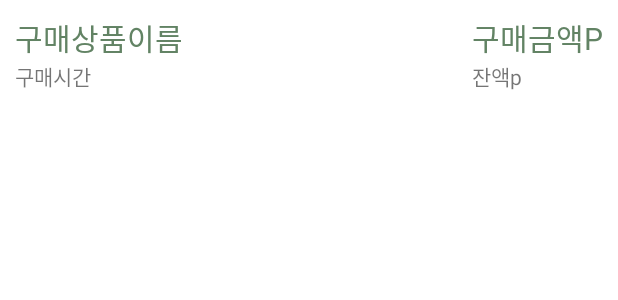
After one commit to dump-it/DumpIt, an Android app: the layout buylist_custom.xml on its own in the app's theme, with its tools: preview values and no code run, on a phone screen of 412 x 824 dp. The commit adds this screen. Shown: the top 300 px of the screen. Run offline under Robolectric (Android 15) with nearby library versions, the phone set to English and light mode, and no system bars.

Commit message:
gomin_상품구매목록

```diff
--- a/app/src/main/java/com/dumpit/ffff/Map.java
+++ b/app/src/main/java/com/dumpit/ffff/Map.java
@@ -165,9 +165,6 @@ class PlaceAdapter extends BaseAdapter {
         mLayoutInflater = LayoutInflater.from(mContext);
     }
 
-    public void addItem(PlaceData item) {
-        data.add(item);
-    }
 
     @Override
     public int getCount() {
--- a/app/src/main/java/com/dumpit/ffff/MarketItemClick.java
+++ b/app/src/main/java/com/dumpit/ffff/MarketItemClick.java
@@ -113,7 +113,7 @@ public class MarketItemClick extends AppCompatActivity {
                 } else {
                     isExist = true;
                     itemImage.setImageResource(itemI);
-                    itemPrice.setText(itemP + "원");
+                    itemPrice.setText(itemP + "P");
                 }
             }
             @Override
@@ -154,14 +154,14 @@ public class MarketItemClick extends AppCompatActivity {
                     //날짜 및 시간 형식 지정
                     SimpleDateFormat simpleDateFormat = new SimpleDateFormat("yyyy-MM-dd HH:mm:ss");
                     String time = simpleDateFormat.format(System.currentTimeMillis());
-                    // users - [id] - marketHistory - [시간] - [아이템 - 가격(원)] 형식으로 파베 저장
-                    mReference.child("users").child(id).child("marketHistory").child(time).setValue(itemN + " - " + itemP + "원");
+                    // users - [id] - marketHistory - [시간] - [아이템] 형식으로 파베 저장
                     mReference.child("users").child(id).child("Totalpoint").addListenerForSingleValueEvent(new ValueEventListener() {
                         @Override
                         public void onDataChange(DataSnapshot dataSnapshot) {
                             point = (int) dataSnapshot.getValue(Integer.class);
                             int p = point - itemP;
                             Toast.makeText(getApplicationContext(), "결제완료! 잔액:" + p + "원", Toast.LENGTH_SHORT).show();
+                            mReference.child("users").child(id).child("marketHistory").child(time).setValue(new BuyItem(itemN, itemP, p, time));
                             mReference.child("users").child(id).child("Totalpoint").setValue(p);
                         }
 
--- a/app/src/main/java/com/dumpit/ffff/seeMap.java
+++ b/app/src/main/java/com/dumpit/ffff/seeMap.java
@@ -39,10 +39,8 @@ public class seeMap extends AppCompatActivity implements OnMapReadyCallback {
     @Override
     protected void onCreate(Bundle savedInstanceState) {
         super.onCreate(savedInstanceState);
-        // Retrieve the content view that renders the map.
         setContentView(R.layout.activity_seemap);
 
-        // Get the SupportMapFragment and request notification when the map is ready to be used.
         SupportMapFragment mapFragment = (SupportMapFragment) getSupportFragmentManager()
                 .findFragmentById(R.id.see_map);
         mapFragment.getMapAsync(this);
--- /dev/null
+++ b/app/src/main/res/layout/buylist_custom.xml
@@ -0,0 +1,86 @@
+<?xml version="1.0" encoding="utf-8"?>
+<LinearLayout xmlns:android="http://schemas.android.com/apk/res/android"
+    xmlns:app="http://schemas.android.com/apk/res-auto"
+    android:layout_width="match_parent"
+    android:layout_height="wrap_content"
+    android:padding="10dp">
+
+
+    <LinearLayout
+        android:layout_width="wrap_content"
+        android:layout_height="wrap_content"
+        android:layout_gravity="left"
+        android:orientation="vertical">
+
+        <TextView
+            android:id="@+id/buyitemN"
+            android:layout_width="match_parent"
+            android:layout_height="wrap_content"
+            android:fontFamily="@font/dream5"
+            android:text="구매상품이름"
+            android:textColor="#628364"
+            android:textSize="20sp" />
+
+        <TextView
+            android:id="@+id/buytime"
+            android:layout_width="match_parent"
+            android:layout_height="wrap_content"
+            android:text="구매시간" />
+    </LinearLayout>
+
+    <View
+        android:layout_width="0dp"
+        android:layout_height="0dp"
+        android:layout_weight="1" />
+
+    <LinearLayout
+        android:layout_width="wrap_content"
+        android:layout_height="wrap_content"
+        android:layout_gravity="right"
+        android:orientation="vertical">
+
+        <LinearLayout
+            android:layout_width="match_parent"
+            android:layout_height="wrap_content"
+            android:orientation="horizontal">
+
+            <TextView
+                android:id="@+id/buyitemP"
+                android:layout_width="wrap_content"
+                android:layout_height="wrap_content"
+                android:fontFamily="@font/dream5"
+                android:text="구매금액"
+                android:textColor="#628364"
+                android:textSize="20sp" />
+
+            <TextView
+                android:id="@+id/textView6"
+                android:layout_width="wrap_content"
+                android:layout_height="wrap_content"
+                android:fontFamily="@font/dream5"
+                android:text="P"
+                android:textColor="#628364"
+                android:textSize="20sp" />
+        </LinearLayout>
+
+        <LinearLayout
+            android:layout_width="match_parent"
+            android:layout_height="match_parent"
+            android:orientation="horizontal">
+
+            <TextView
+                android:id="@+id/BmyPoint"
+                android:layout_width="wrap_content"
+                android:layout_height="wrap_content"
+                android:text="잔액" />
+
+            <TextView
+                android:id="@+id/textView7"
+                android:layout_width="wrap_content"
+                android:layout_height="wrap_content"
+                android:layout_weight="0"
+                android:text="p" />
+        </LinearLayout>
+
+    </LinearLayout>
+</LinearLayout>
```
Also changed, not shown: app/src/main/java/com/dumpit/ffff/BuyList.java (+101 -15 lines), app/src/main/res/layout/buy_list.xml (+4 -3 lines), app/src/main/res/layout/custom_map_dialog.xml (+5 -4 lines), app/src/main/res/layout/map_listview_custom.xml (+5 -5 lines), app/src/main/res/layout/market_item_click.xml (+19 -2 lines).
